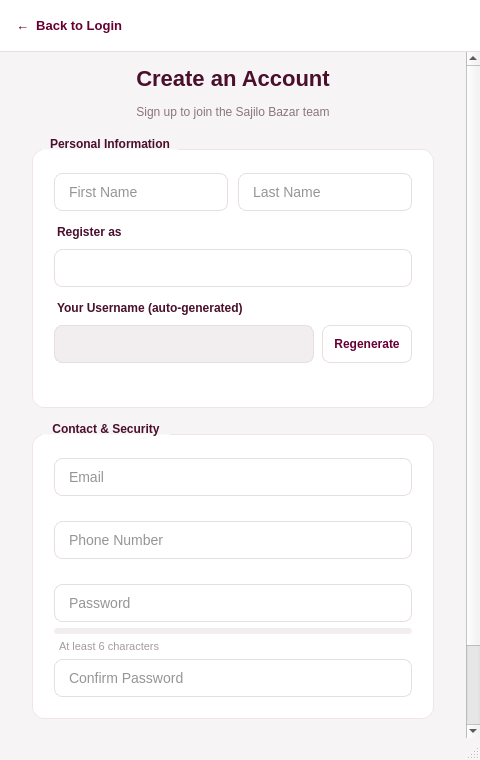
First picture: the form in ui/register.ui, repository kriitikat/Sajilo-Bazarr, before the edit.
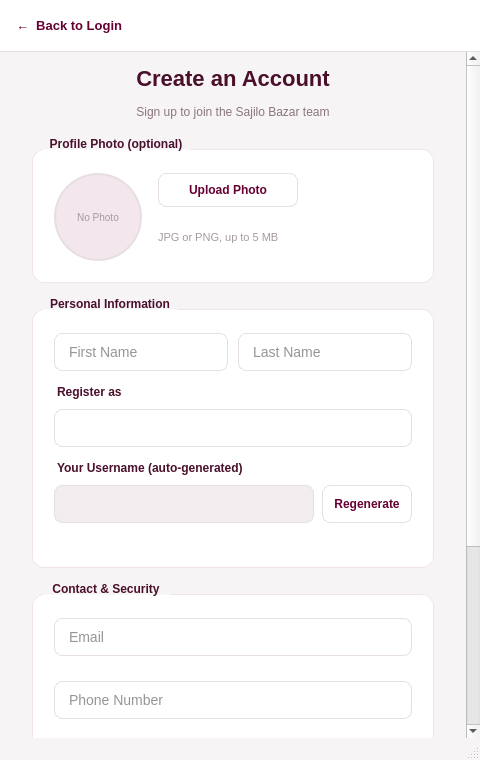
Second picture: the form after the edit.

Commit message: Fixed issue of  images for profiles of frontdesk and staff

Diff of the .ui file:
```diff
--- a/ui/register.ui
+++ b/ui/register.ui
@@ -95,6 +95,33 @@
     QPushButton#regenerateUsernameButton:hover { background-color: #F3E6EC; }
     QPushButton#regenerateUsernameButton:disabled { color: #C9A9BA; }
 
+    /* ── Profile photo picker ────────────────────────────────────────────
+       Circular preview matches the 96x96 avatar treatment used in
+       profile.ui/frontprofile.ui's headerFrame, recolored into this
+       screen's Burgundy/Garnet family instead of leaving it flat white. */
+    QLabel#avatarPreviewLabel {
+        background-color: #F3E6EC;
+        border: 2px solid #E6DEE1;
+        border-radius: 44px;
+        color: #A69AA0;
+        font-size: 10px;
+        qproperty-alignment: AlignCenter;
+    }
+    QPushButton#uploadPhotoButton {
+        background-color: #FFFFFF;
+        color: #660033;
+        border: 1px solid #E6DEE1;
+        border-radius: 8px;
+        font-size: 12px;
+        font-weight: 600;
+    }
+    QPushButton#uploadPhotoButton:hover { background-color: #F3E6EC; }
+    QLabel#photoHintLabel {
+        font-size: 11px;
+        color: #A69AA0;
+        background: transparent;
+    }
+
     QLineEdit, QComboBox {
         border: 1px solid #E6DEE1;
         border-radius: 8px;
@@ -248,6 +275,46 @@
          </widget>
         </item>
 
+        <!-- Section: Profile photo (optional) -->
+        <item>
+         <widget class="QGroupBox" name="photoGroup">
+          <property name="title"><string>Profile Photo (optional)</string></property>
+          <layout class="QHBoxLayout" name="photoGroupLayout">
+           <property name="spacing"><number>16</number></property>
+
+           <item>
+            <widget class="QLabel" name="avatarPreviewLabel">
+             <property name="minimumSize"><size><width>88</width><height>88</height></size></property>
+             <property name="maximumSize"><size><width>88</width><height>88</height></size></property>
+             <property name="text"><string>No Photo</string></property>
+             <property name="alignment"><set>Qt::AlignCenter</set></property>
+            </widget>
+           </item>
+
+           <item>
+            <layout class="QVBoxLayout" name="photoButtonsLayout">
+             <property name="spacing"><number>6</number></property>
+             <item>
+              <widget class="QPushButton" name="uploadPhotoButton">
+               <property name="minimumSize"><size><width>0</width><height>34</height></size></property>
+               <property name="maximumSize"><size><width>140</width><height>34</height></size></property>
+               <property name="cursor"><cursorShape>PointingHandCursor</cursorShape></property>
+               <property name="text"><string>Upload Photo</string></property>
+              </widget>
+             </item>
+             <item>
+              <widget class="QLabel" name="photoHintLabel">
+               <property name="text"><string>JPG or PNG, up to 5&#160;MB</string></property>
+               <property name="wordWrap"><bool>true</bool></property>
+              </widget>
+             </item>
+            </layout>
+           </item>
+
+          </layout>
+         </widget>
+        </item>
+
         <!-- Section: Personal information -->
         <item>
          <widget class="QGroupBox" name="personalGroup">
```
The commit also changes 13 other files.
